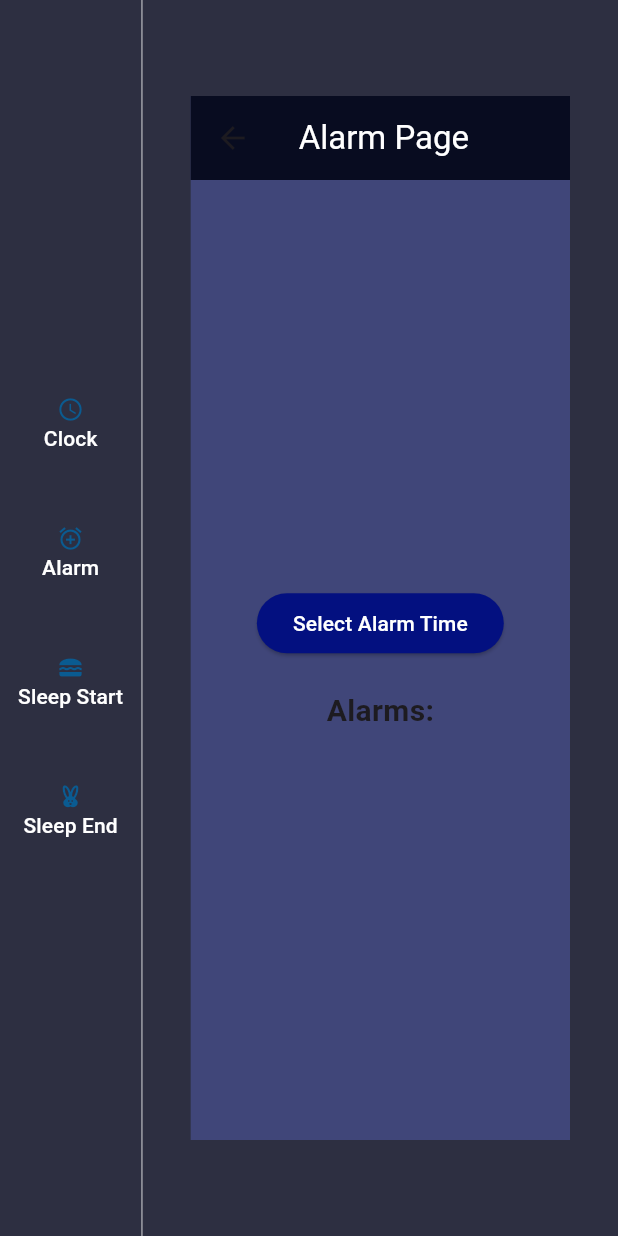
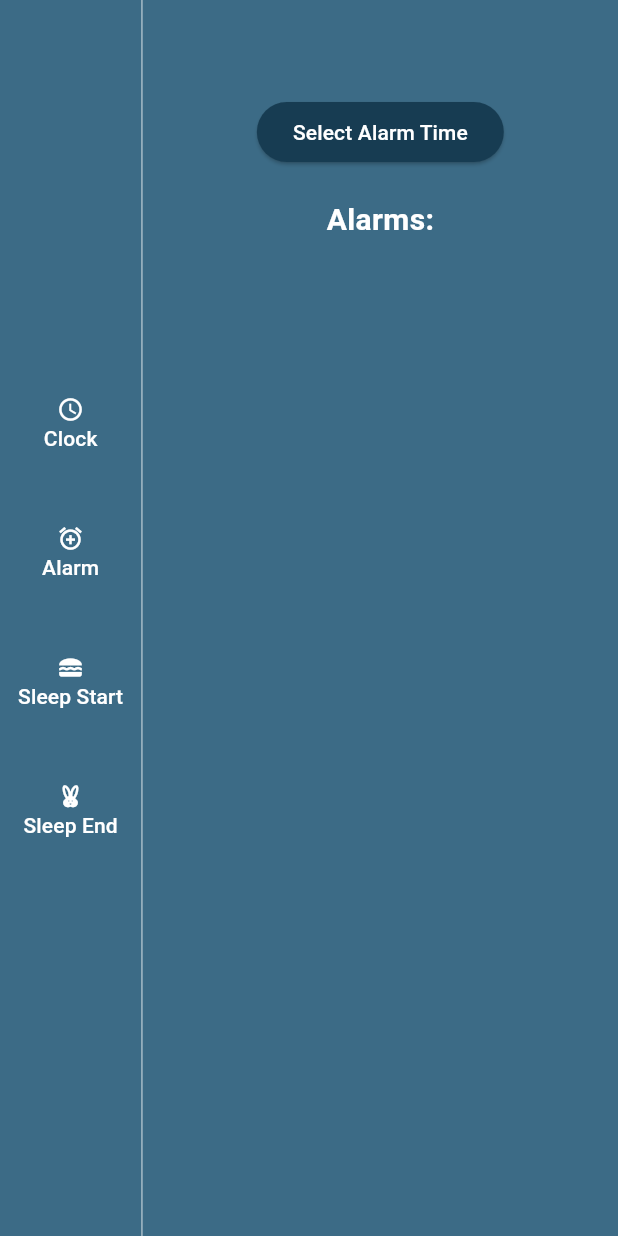
Before and after one commit to RafaelAntonioUy/sleepWellPt2, a Flutter app: the ClockPage screen opened directly, after a tap on "Alarm", on a phone screen of 412 x 824 dp. Run offline on Flutter 3.47's test engine with Material 3 defaults, Android fonts, the light colour scheme and no system bars; our stand-ins replace audioplayers, flutter_local_notifications, geolocator, permission_handler, shared_preferences and 2 more; missing offline and left inert: android_alarm_manager_plus, dart:ffi; accounts and stored records are empty.

Commit message:
fixed alarm page

```diff
--- a/flutter_sleepwell/lib/main.dart
+++ b/flutter_sleepwell/lib/main.dart
@@ -138,6 +138,10 @@ void main() async {
       InitializationSettings(android: initializationSettingsAndroid);
 
   await flutterLocalNotificationsPlugin.initialize(initializationSettings);
+
+  WidgetsFlutterBinding.ensureInitialized();
+  await AndroidAlarmManager.initialize();
+
   runApp(MainApp());
 }
 
--- a/flutter_sleepwell/lib/screens/navigation_screens/clock_page.dart
+++ b/flutter_sleepwell/lib/screens/navigation_screens/clock_page.dart
@@ -1,33 +1,17 @@
-/*
-import 'package:flutter/material.dart';
-import 'package:flutter_login/consts.dart';
 
-class ClockPage extends StatefulWidget {
-  const ClockPage({super.key});
-
-  @override
-  State<ClockPage> createState() => _ClockPageState();
-}
-
-class _ClockPageState extends State<ClockPage> {
-  @override
-  Widget build(BuildContext context) {
-    return Scaffold(
-      backgroundColor: kPrimaryColor,
-      body: Center(child: Text("Clock Page"),)
-    );
-  }
-}
-*/
-
+import 'package:audioplayers/audioplayers.dart';
 import 'package:flutter/material.dart';
 import 'package:flutter_local_notifications/flutter_local_notifications.dart';
 import 'package:android_alarm_manager_plus/android_alarm_manager_plus.dart';
+import 'package:flutter_login/consts.dart';
+import 'package:flutter_login/screens/navigation_screens/clock_view.dart';
+import 'package:permission_handler/permission_handler.dart';
 import 'package:shared_preferences/shared_preferences.dart';
-import 'package:flutter_login/screens/navigation_screens/clock_view.dart';
 import 'package:intl/intl.dart';
 import 'dart:async';
+
 final FlutterLocalNotificationsPlugin flutterLocalNotificationsPlugin = FlutterLocalNotificationsPlugin();
+
 class ClockPage extends StatefulWidget {
   const ClockPage({super.key});
 
@@ -48,8 +32,9 @@ class _ClockPageState extends State<ClockPage> {
     if (!timezoneString.startsWith('-')) offsetSign = '+';
     print(timezoneString);
 
+
     return Scaffold(
-      backgroundColor: Color(0xFF2D2F41),
+      backgroundColor: kPrimaryColor,
       body: Row(
         children: [
           Column(
@@ -110,15 +95,7 @@ class _ClockPageState extends State<ClockPage> {
     return Column(
       crossAxisAlignment: CrossAxisAlignment.start,
       children: [
-        Flexible(
-          flex: 1,
-          fit: FlexFit.tight,
-          child: Text('Clock',
-              style: TextStyle(color: Colors.white, fontSize: 24)),
-        ),
-        Flexible(
-          flex: 2,
-          child: Column(
+        Column(
           crossAxisAlignment: CrossAxisAlignment.start,
           children: [
             Text(formattedTime,
@@ -127,19 +104,11 @@ class _ClockPageState extends State<ClockPage> {
                 style: TextStyle(color: Colors.white, fontSize: 20)),
           ],
         ),
-        ),
-        Flexible(
-          flex: 5,
-          fit: FlexFit.tight,
-          child: Align(
+        Align(
           alignment: Alignment.center,
           child: ClockView(size: MediaQuery.of(context).size.height / 3),
         ),
-        ),
-        Flexible(
-          flex: 2,
-          fit: FlexFit.tight,
-          child: Column(
+        Column(
           crossAxisAlignment: CrossAxisAlignment.start,
           children: [
             Text(
@@ -160,7 +129,6 @@ class _ClockPageState extends State<ClockPage> {
             )
           ],
         ),
-        ),
       ],
     );
   }
@@ -174,7 +142,7 @@ class _ClockPageState extends State<ClockPage> {
           children: [
             Icon(
               icon,
-              color: Color.fromARGB(255, 10, 91, 145),
+              color: textColor,
             ),
             Text(title,
                 style: TextStyle(color: Colors.white, fontSize: 14)),
@@ -185,25 +153,6 @@ class _ClockPageState extends State<ClockPage> {
   }
 }
 
-/*
-class AlarmPage extends StatelessWidget {
-  @override
-  Widget build(BuildContext context) {
-    return Container(
-      child: Column(
-        mainAxisAlignment: MainAxisAlignment.center,
-        children: [
-          Text(
-            'alarm',
-            style: TextStyle(color: Colors.white, fontSize: 24)
-          ),
-          ListView(),
-        ],
-      ),
-    );
-  }
-}*/
-///*
 class AlarmPage extends StatefulWidget {
   @override
   _AlarmPageState createState() => _AlarmPageState();
@@ -219,6 +168,7 @@ class _AlarmPageState extends State<AlarmPage> {
     super.initState();
     _loadAlarms();
     _timer = Timer.periodic(Duration(seconds: 1), _checkAlarms);
+    requestExactAlarmPermission();
   }
 
   @override
@@ -246,6 +196,7 @@ class _AlarmPageState extends State<AlarmPage> {
     for (var alarm in _alarms) {
       if (now.hour == alarm.hour && now.minute == alarm.minute && now.second == 0) {
         _showAlarmNotification();
+        _playAlarm();
       }
     }
   }
@@ -259,7 +210,6 @@ class _AlarmPageState extends State<AlarmPage> {
         android: AndroidNotificationDetails(
           'alarm_channel',
           'Alarm Notifications',
-     //     'Channel for alarm notifications',
           importance: Importance.max,
           priority: Priority.high,
           ticker: 'ticker',
@@ -289,13 +239,78 @@ class _AlarmPageState extends State<AlarmPage> {
     AndroidAlarmManager.oneShotAt(
       alarmTime,
       alarmTime.hashCode,
-      _alarmCallback,
+      alarmCallback,
       exact: true,
       wakeup: true,
     );
   }
 
-  static void _alarmCallback() {
+  void _deleteAlarm(DateTime alarm) {
+    setState(() {
+      _alarms.remove(alarm);
+    });
+    _saveAlarms();
+  }
+
+  @override
+  Widget build(BuildContext context) {
+    return Scaffold(
+      backgroundColor: kPrimaryColor,
+      body: Center(
+        child: Column(
+          mainAxisAlignment: MainAxisAlignment.center,
+          children: <Widget>[
+            ElevatedButton(
+              onPressed: () => _selectTime(context),
+              child: Text('Select Alarm Time', style: TextStyle(color: Color.fromARGB(255, 255, 255, 255)) ),
+              style: ElevatedButton.styleFrom(
+                backgroundColor: kPrimaryColorDarker // Background color of the button
+              ),
+            ),
+            SizedBox(height: 20),
+            Text(
+              'Alarms:',
+              style: TextStyle(fontSize: 20, fontWeight: FontWeight.bold, color: textColor),
+            ),
+            Expanded(
+              child: ListView(
+                children: _alarms.map((alarm) => ListTile(
+                  title: Text(
+                    DateFormat('HH:mm a').format(alarm),
+                    style: TextStyle(fontSize: 18, color: textColor),
+                  ),
+                  trailing: IconButton(
+                    icon: Icon(Icons.delete, color: textColor),
+                    onPressed: () => _deleteAlarm(alarm),
+                  ),
+                )).toList(),
+              ),
+            ),
+          ],
+        ),
+      ),
+    );
+  }
+
+  void _playAlarm() async {
+    final player = AudioPlayer();
+    await player.play(AssetSource('alarm.mp3')); // Play from assets
+  }
+
+  Future<void> requestExactAlarmPermission() async {
+    var status = await Permission.scheduleExactAlarm.status;
+    if (!status.isGranted) {
+      status = await Permission.scheduleExactAlarm.request();
+    }
+    if (status.isGranted) {
+      print("Exact alarm permission granted");
+    } else {
+      print("Exact alarm permission denied");
+    }
+  }
+
+
+  void alarmCallback() async {
     flutterLocalNotificationsPlugin.show(
       0,
       'Alarm',
@@ -304,51 +319,19 @@ class _AlarmPageState extends State<AlarmPage> {
         android: AndroidNotificationDetails(
           'alarm_channel',
           'Alarm Notifications',
-       //   'Channel for alarm notifications',
           importance: Importance.max,
           priority: Priority.high,
           ticker: 'ticker',
         ),
       ),
     );
+
+    final player = AudioPlayer();
+    await player.play(AssetSource('alarm.mp3')); // Play from assets
   }
 
-  @override
-  Widget build(BuildContext context) {
-    return Scaffold(
-      appBar: AppBar(
-        title: Text('Alarm Page', style: TextStyle(color: Color.fromARGB(255, 255, 255, 255))),
-        backgroundColor: Color.fromARGB(255, 8, 12, 32),
+}
 
-      ),
-      backgroundColor: Color.fromARGB(255, 64, 70, 121),
-      body: Center(
-        child: Column(
-          mainAxisAlignment: MainAxisAlignment.center,
-          children: <Widget>[
-            ElevatedButton(
-              onPressed: () => _selectTime(context),
-              child: Text('Select Alarm Time', style: TextStyle(color: Color.fromARGB(255, 255, 255, 255)) ),
-              style: ElevatedButton.styleFrom(
-                backgroundColor: Color.fromARGB(255, 3, 16, 128), // Background color of the button
-              ),
-            ),
-            SizedBox(height: 20),
-            Text(
-              'Alarms:',
-              style: TextStyle(fontSize: 20, fontWeight: FontWeight.bold),
-            ),
-            ..._alarms.map((alarm) => Text(
-                  DateFormat('HH:mm').format(alarm),
-                  style: TextStyle(fontSize: 18),
-                )),
-          ],
-        ),
-      ),
-    );
-  }
-}
-//*/
 class SleepStartPage extends StatelessWidget {
   @override
   Widget build(BuildContext context) {
--- a/flutter_sleepwell/lib/screens/navigation_screens/clock_view.dart
+++ b/flutter_sleepwell/lib/screens/navigation_screens/clock_view.dart
@@ -1,5 +1,6 @@
 import 'dart:async';
 import 'dart:math';
+import 'package:flutter_login/consts.dart';
 import 'package:intl/intl.dart';
 import 'package:flutter/material.dart';
 
@@ -65,7 +66,7 @@ class ClockPainter extends CustomPainter {
     var radius = min(centerX, centerY);
 
     var fillBrush = Paint()
-    ..color = Color(0xFF444974);
+    ..color = kPrimaryColorDarker;
 
     var outlineBrush = Paint()
     ..color = Color(0xFFEAECFF)
@@ -76,35 +77,36 @@ class ClockPainter extends CustomPainter {
     ..color = Color(0xFFEAECFF);
 
     var secHandBrush = Paint()
-    ..color = Colors.amber
+    ..color = Colors.white
     ..style = PaintingStyle.stroke
     ..strokeCap = StrokeCap.round
     ..strokeWidth = size.width / 75;
 
     var minHandBrush = Paint()
-    ..color = Color.fromARGB(255, 1, 8, 105)
+    ..color = Colors.white
+    // ..color = Color.fromARGB(255, 1, 8, 105)
     ..style = PaintingStyle.stroke
     ..strokeCap = StrokeCap.round
     ..strokeWidth = size.width / 30;
 
     var hourHandBrush = Paint()
-    ..color = Color.fromARGB(255, 89, 2, 92)
+    ..color = Colors.white
     ..style = PaintingStyle.stroke
     ..strokeCap = StrokeCap.round
     ..strokeWidth = size.width / 24;
 
 
-    canvas.drawCircle(center, radius * 0.75, fillBrush);
-    canvas.drawCircle(center, radius * 0.75, outlineBrush);
+    canvas.drawCircle(center, radius * 0.85, fillBrush);
+    canvas.drawCircle(center, radius * 0.85, outlineBrush);
 
-    var hourHandX = centerX + radius * 0.4 * cos((dateTime.hour * 30 + dateTime.minute * 0.5) * pi / 180);
-    var hourHandY = centerX + radius * 0.4 * sin((dateTime.hour * 30 + dateTime.minute * 0.5) * pi / 180);
+    var hourHandX = centerX + radius * 0.3 * cos((dateTime.hour * 30 + dateTime.minute * 0.5) * pi / 180);
+    var hourHandY = centerX + radius * 0.3 * sin((dateTime.hour * 30 + dateTime.minute * 0.5) * pi / 180);
     canvas.drawLine(center, Offset(hourHandX, hourHandY), minHandBrush);
-    var minHandX = centerX + radius * 0.7 * cos(dateTime.minute * 6 * pi / 180);
-    var minHandY = centerX + radius * 0.7 * sin(dateTime.minute * 6 * pi / 180);
+    var minHandX = centerX + radius * 0.50 * cos(dateTime.minute * 6 * pi / 180);
+    var minHandY = centerX + radius * 0.50 * sin(dateTime.minute * 6 * pi / 180);
     canvas.drawLine(center, Offset(minHandX, minHandY), hourHandBrush);
-    var secHandX = centerX + radius * 0.5 * cos(dateTime.second * 6 * pi / 180);
-    var secHandY = centerX + radius * 0.5 * sin(dateTime.second * 6 * pi / 180);
+    var secHandX = centerX + radius * 0.65 * cos(dateTime.second * 6 * pi / 180);
+    var secHandY = centerY + radius * 0.65 * sin(dateTime.second * 6 * pi / 180);
     canvas.drawLine(center, Offset(secHandX, secHandY), secHandBrush);
 
     canvas.drawCircle(center, radius * 0.12, centerFillBrush);
--- a/flutter_sleepwell/pubspec.yaml
+++ b/flutter_sleepwell/pubspec.yaml
@@ -11,12 +11,14 @@ environment:
 
 dependencies:
   android_alarm_manager_plus: ^4.0.3
+  audioplayers: ^6.0.0
   flutter:
     sdk: flutter
   flutter_launcher_icons: ^0.13.1
   flutter_local_notifications: ^17.1.2
   geolocator: ^12.0.0
   intl: ^0.19.0
+  lottie: ^3.1.2
   path: ^1.9.0
   path_provider: ^2.1.3
   permission_handler: ^11.3.1
@@ -40,3 +42,5 @@ flutter:
   uses-material-design: true
   assets:
     - 'lib/assets/'
+    - 'assets/'
+    - assets/alarm.mp3
```
Also changed, not shown: flutter_sleepwell/lib/assets/hour_glass.json (added, +1 -0 lines), flutter_sleepwell/pubspec.lock, 7 other files. Lines whose indentation alone changed are shown as unchanged.
